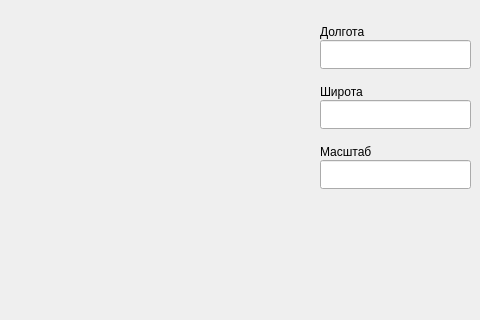
First picture: the form in mainwindow.ui, repository Goog124/BigProjectAPI, before the edit; both pictures show x 320 to 800 and y 0 to 320 of the 800 by 600 pixel window.
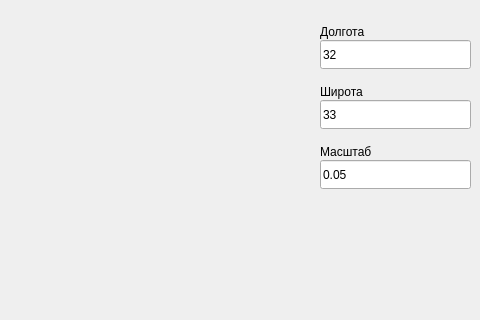
Second picture: the form after the edit.

```diff
--- a/mainwindow.ui
+++ b/mainwindow.ui
@@ -91,6 +91,9 @@
     <property name="toolTip">
      <string>&lt;html&gt;&lt;head/&gt;&lt;body&gt;&lt;p&gt;Долгота&lt;/p&gt;&lt;/body&gt;&lt;/html&gt;</string>
     </property>
+    <property name="text">
+     <string>32</string>
+    </property>
    </widget>
    <widget class="QLineEdit" name="lat">
     <property name="geometry">
@@ -101,6 +104,9 @@
       <height>29</height>
      </rect>
     </property>
+    <property name="text">
+     <string>33</string>
+    </property>
    </widget>
    <widget class="QLineEdit" name="spn">
     <property name="geometry">
@@ -111,6 +117,9 @@
       <height>29</height>
      </rect>
     </property>
+    <property name="text">
+     <string>0.05</string>
+    </property>
    </widget>
   </widget>
   <widget class="QStatusBar" name="statusbar"/>
```
